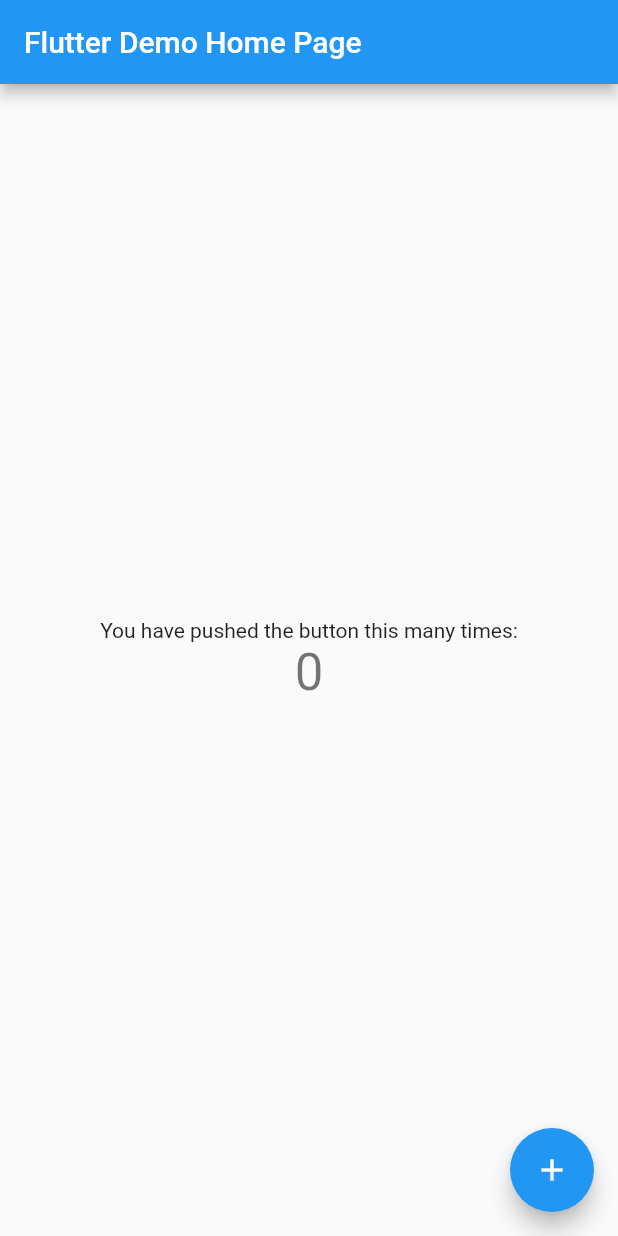
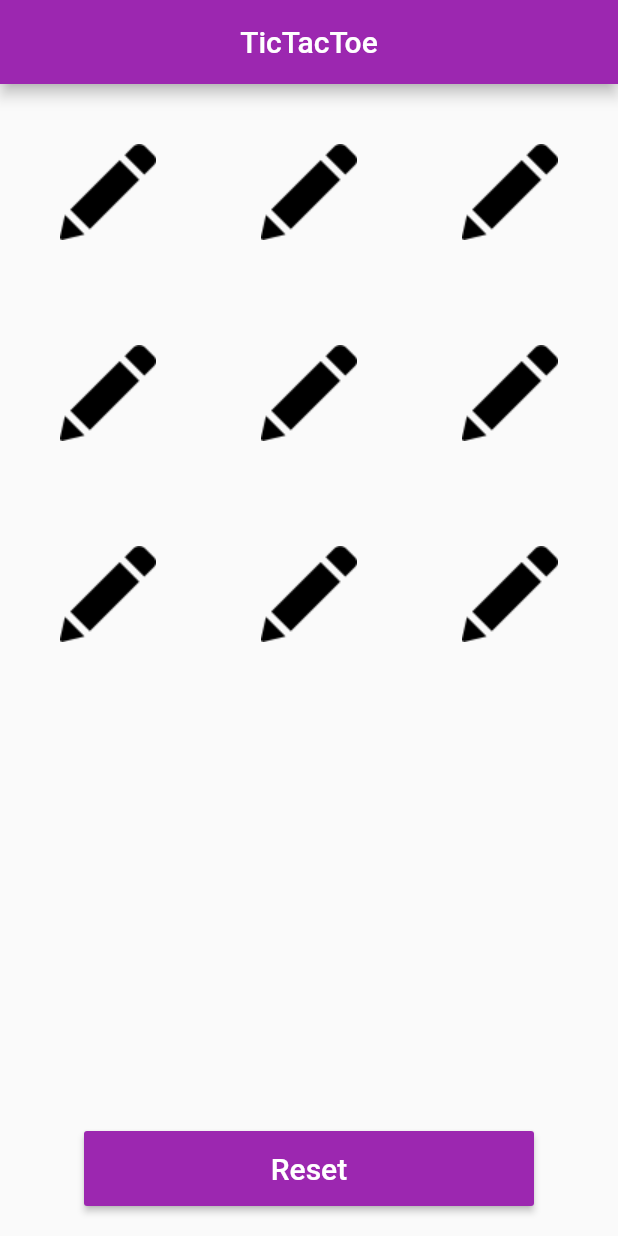
Before and after one commit to iamraajkanchan/tic_tac_toe, a Flutter app: the screen it shows after launch, on a phone screen of 412 x 824 dp. Run offline on Flutter 3.47's test engine with Material 2 defaults, Android fonts, the phone set to English and light mode, and no system bars.

Commit message:
Uploaded on 8th April 2020

```diff
--- /dev/null
+++ b/lib/homepage.dart
@@ -0,0 +1,205 @@
+import 'package:flutter/material.dart';
+
+class HomePage extends StatefulWidget {
+  @override
+  _HomePageState createState() => _HomePageState();
+}
+
+class _HomePageState extends State<HomePage> {
+  // link up images
+  bool isCross = true;
+  String message;
+  List<String> gameState;
+  AssetImage crossImage = AssetImage('assets/cross.png');
+  AssetImage circleImage = AssetImage('assets/circle.png');
+  AssetImage editImage = AssetImage('assets/edit.png');
+
+  // Initialize the state of box with empty values.
+  @override
+  void initState() {
+    // TODO: implement initState
+    super.initState();
+    setState(() {
+      this.gameState = [
+        "empty",
+        "empty",
+        "empty",
+        "empty",
+        "empty",
+        "empty",
+        "empty",
+        "empty",
+        "empty",
+      ];
+      this.message = '';
+    });
+  }
+
+  // Play game method
+  playGame(int index) {
+    if (this.gameState[index] == 'empty') {
+      setState(() {
+        if (this.isCross) {
+          this.gameState[index] = 'cross';
+        } else {
+          this.gameState[index] = 'circle';
+        }
+        this.isCross = !this.isCross;
+        this.checkWin();
+      });
+    }
+  }
+
+  // Reset game method
+  resetGame() {
+    setState(() {
+      this.gameState = [
+        "empty",
+        "empty",
+        "empty",
+        "empty",
+        "empty",
+        "empty",
+        "empty",
+        "empty",
+        "empty",
+      ];
+      this.message = '';
+    });
+  }
+
+  // Get image method
+  AssetImage getImage(String url) {
+    switch (url) {
+      case ('empty'):
+        return editImage;
+        break;
+      case ('circle'):
+        return circleImage;
+        break;
+      case ('cross'):
+        return crossImage;
+        break;
+    }
+  }
+
+  // Check for winning logic
+  checkWin() {
+    if ((gameState[0] != 'empty') &&
+        (gameState[0] == gameState[1]) &&
+        (gameState[1] == gameState[2])) {
+      setState(() {
+        this.message = '${this.gameState[0]} wins';
+      });
+    } else if ((gameState[3] != 'empty') &&
+        (gameState[3] == gameState[4]) &&
+        (gameState[4] == gameState[5])) {
+      setState(() {
+        this.message = '${this.gameState[3]} wins';
+      });
+    } else if ((gameState[6] != 'empty') &&
+        (gameState[6] == gameState[7]) &&
+        (gameState[7] == gameState[8])) {
+      setState(() {
+        this.message = '${this.gameState[6]} wins';
+      });
+    } else if ((gameState[0] != 'empty') &&
+        (gameState[0] == gameState[4]) &&
+        (gameState[4] == gameState[8])) {
+      setState(() {
+        this.message = '${this.gameState[0]} wins';
+      });
+    } else if ((gameState[6] != 'empty') &&
+        (gameState[6] == gameState[4]) &&
+        (gameState[4] == gameState[2])) {
+      setState(() {
+        this.message = '${this.gameState[6]} wins';
+      });
+    } else if ((gameState[0] != 'empty') &&
+        (gameState[0] == gameState[3]) &&
+        (gameState[3] == gameState[6])) {
+      setState(() {
+        this.message = '${this.gameState[0]} wins';
+      });
+    } else if ((gameState[1] != 'empty') &&
+        (gameState[1] == gameState[4]) &&
+        (gameState[4] == gameState[7])) {
+      setState(() {
+        this.message = '${this.gameState[1]} wins';
+      });
+    } else if ((gameState[2] != 'empty') &&
+        (gameState[2] == gameState[5]) &&
+        (gameState[5] == gameState[8])) {
+      this.message = '${this.gameState[2]} wins';
+    } else if (!gameState.contains('empty')) {
+      setState(() {
+        this.message = 'Game Draw';
+      });
+    }
+  }
+
+  @override
+  Widget build(BuildContext context) {
+    return Scaffold(
+      appBar: AppBar(
+        title: Text('TicTacToe'),
+        centerTitle: true,
+      ),
+      body: Column(
+        mainAxisAlignment: MainAxisAlignment.start,
+        crossAxisAlignment: CrossAxisAlignment.center,
+        children: <Widget>[
+          Expanded(
+            child: GridView.builder(
+              padding: EdgeInsets.all(10.0),
+              gridDelegate: SliverGridDelegateWithFixedCrossAxisCount(
+                crossAxisCount: 3,
+                childAspectRatio: 1.0,
+                crossAxisSpacing: 10.0,
+                mainAxisSpacing: 10.0,
+              ),
+              itemCount: gameState.length,
+              itemBuilder: (context, index) => SizedBox(
+                  height: 100.0,
+                  width: 100.0,
+                  child: MaterialButton(
+                    onPressed: () {
+                      playGame(index);
+                    },
+                    child: Image(
+                      image: this.getImage(this.gameState[index]),
+                    ),
+                  )),
+            ),
+          ),
+          Container(
+            padding: EdgeInsets.all(20.0),
+            child: Text(
+              this.message,
+              style: TextStyle(
+                fontSize: 20.0,
+                fontWeight: FontWeight.bold,
+              ),
+            ),
+          ),
+          MaterialButton(
+            color: Colors.purple,
+            minWidth: 300.0,
+            height: 50.0,
+            onPressed: () {
+              this.resetGame();
+            },
+            child: Text(
+              'Reset',
+              style: TextStyle(
+                color: Colors.white,
+                fontSize: 20.0,
+              ),
+            ),
+          ),
+          SizedBox(height: 20.0),
+        ],
+      ),
+    );
+  }
+}
--- a/lib/main.dart
+++ b/lib/main.dart
@@ -1,113 +1,13 @@
 import 'package:flutter/material.dart';
+import 'package:tic_tac_toe/homepage.dart';
 
 void main() {
-  runApp(MyApp());
+  runApp(MaterialApp(
+    title: 'Tic Tac Toe Game',
+    debugShowCheckedModeBanner: false,
+    theme: ThemeData(
+      primarySwatch: Colors.purple
+    ),
+    home: HomePage(),
+  ));
 }
-
-class MyApp extends StatelessWidget {
-  // This widget is the root of your application.
-  @override
-  Widget build(BuildContext context) {
-    return MaterialApp(
-      title: 'Flutter Demo',
-      theme: ThemeData(
-        // This is the theme of your application.
-        //
-        // Try running your application with "flutter run". You'll see the
-        // application has a blue toolbar. Then, without quitting the app, try
-        // changing the primarySwatch below to Colors.green and then invoke
-        // "hot reload" (press "r" in the console where you ran "flutter run",
-        // or simply save your changes to "hot reload" in a Flutter IDE).
-        // Notice that the counter didn't reset back to zero; the application
-        // is not restarted.
-        primarySwatch: Colors.blue,
-      ),
-      home: MyHomePage(title: 'Flutter Demo Home Page'),
-    );
-  }
-}
-
-class MyHomePage extends StatefulWidget {
-  MyHomePage({Key key, this.title}) : super(key: key);
-
-  // This widget is the home page of your application. It is stateful, meaning
-  // that it has a State object (defined below) that contains fields that affect
-  // how it looks.
-
-  // This class is the configuration for the state. It holds the values (in this
-  // case the title) provided by the parent (in this case the App widget) and
-  // used by the build method of the State. Fields in a Widget subclass are
-  // always marked "final".
-
-  final String title;
-
-  @override
-  _MyHomePageState createState() => _MyHomePageState();
-}
-
-class _MyHomePageState extends State<MyHomePage> {
-  int _counter = 0;
-
-  void _incrementCounter() {
-    setState(() {
-      // This call to setState tells the Flutter framework that something has
-      // changed in this State, which causes it to rerun the build method below
-      // so that the display can reflect the updated values. If we changed
-      // _counter without calling setState(), then the build method would not be
-      // called again, and so nothing would appear to happen.
-      _counter++;
-    });
-  }
-
-  @override
-  Widget build(BuildContext context) {
-    // This method is rerun every time setState is called, for instance as done
-    // by the _incrementCounter method above.
-    //
-    // The Flutter framework has been optimized to make rerunning build methods
-    // fast, so that you can just rebuild anything that needs updating rather
-    // than having to individually change instances of widgets.
-    return Scaffold(
-      appBar: AppBar(
-        // Here we take the value from the MyHomePage object that was created by
-        // the App.build method, and use it to set our appbar title.
-        title: Text(widget.title),
-      ),
-      body: Center(
-        // Center is a layout widget. It takes a single child and positions it
-        // in the middle of the parent.
-        child: Column(
-          // Column is also a layout widget. It takes a list of children and
-          // arranges them vertically. By default, it sizes itself to fit its
-          // children horizontally, and tries to be as tall as its parent.
-          //
-          // Invoke "debug painting" (press "p" in the console, choose the
-          // "Toggle Debug Paint" action from the Flutter Inspector in Android
-          // Studio, or the "Toggle Debug Paint" command in Visual Studio Code)
-          // to see the wireframe for each widget.
-          //
-          // Column has various properties to control how it sizes itself and
-          // how it positions its children. Here we use mainAxisAlignment to
-          // center the children vertically; the main axis here is the vertical
-          // axis because Columns are vertical (the cross axis would be
-          // horizontal).
-          mainAxisAlignment: MainAxisAlignment.center,
-          children: <Widget>[
-            Text(
-              'You have pushed the button this many times:',
-            ),
-            Text(
-              '$_counter',
-              style: Theme.of(context).textTheme.headline4,
-            ),
-          ],
-        ),
-      ),
-      floatingActionButton: FloatingActionButton(
-        onPressed: _incrementCounter,
-        tooltip: 'Increment',
-        child: Icon(Icons.add),
-      ), // This trailing comma makes auto-formatting nicer for build methods.
-    );
-  }
-}
--- a/pubspec.yaml
+++ b/pubspec.yaml
@@ -45,9 +45,8 @@ flutter:
   uses-material-design: true
 
   # To add assets to your application, add an assets section, like this:
-  # assets:
-  #   - images/a_dot_burr.jpeg
-  #   - images/a_dot_ham.jpeg
+  assets:
+    - assets/
 
   # An image asset can refer to one or more resolution-specific "variants", see
   # https://flutter.dev/assets-and-images/#resolution-aware.
```
Also changed, not shown: assets/circle.png (added), assets/cross.png (added), assets/edit.png (added).
